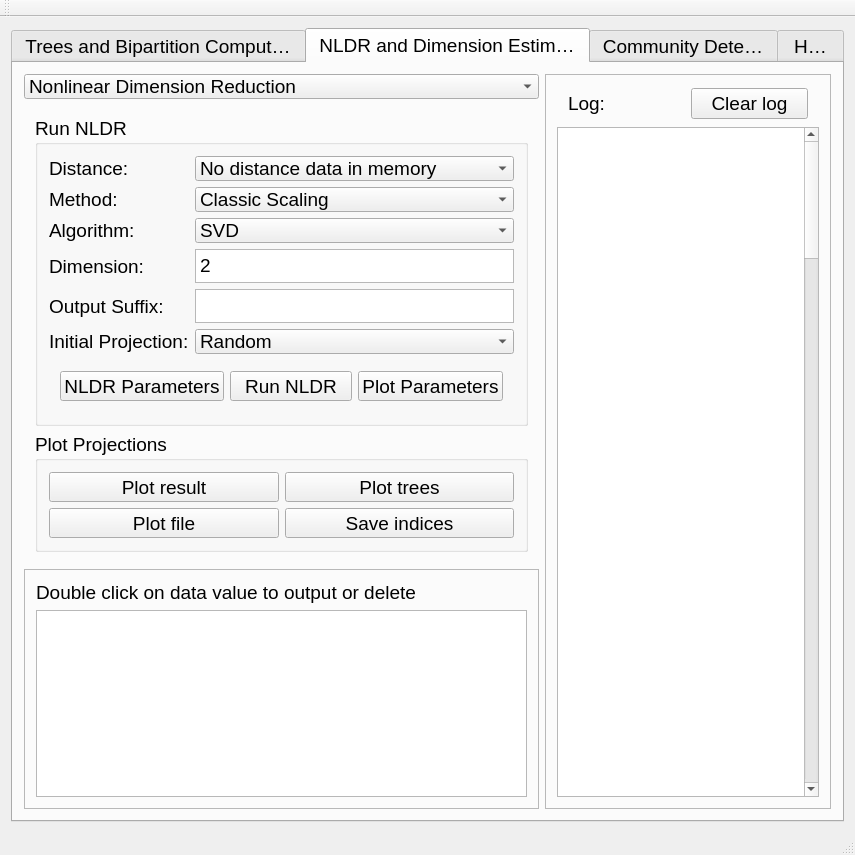
Above: treescaper.ui from TreeScaper/TreeScaper before the change. Below: the same form after it.
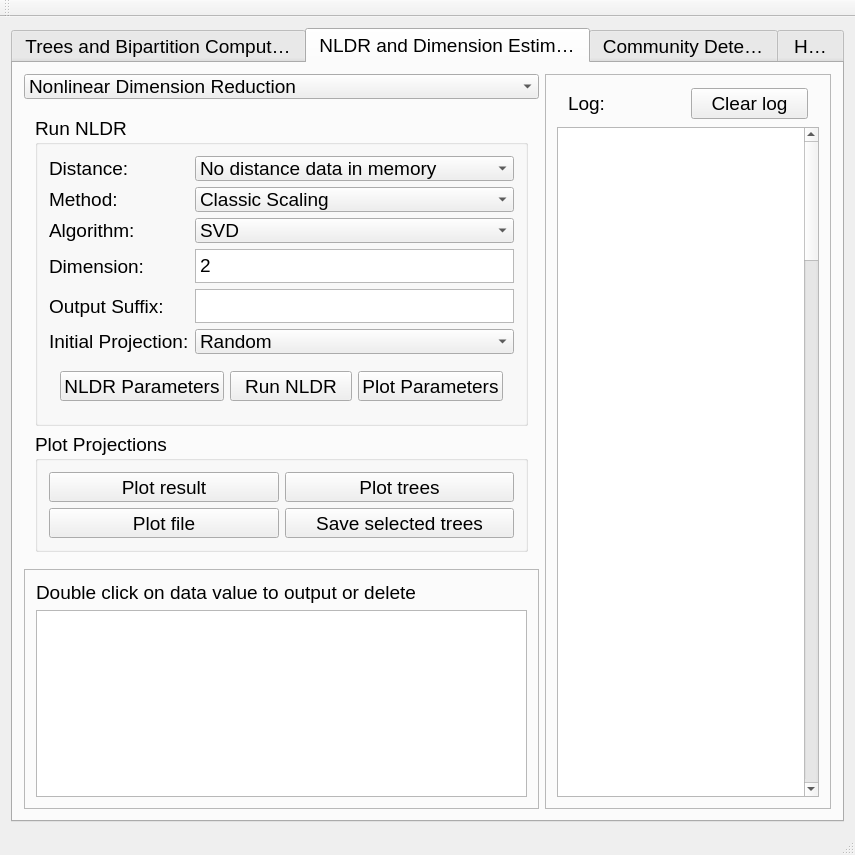
That is the form after the change. The open tabs and pages were chosen to show the change.

What changed in the file:
```diff
--- a/treescaper.ui
+++ b/treescaper.ui
@@ -3024,6 +3024,8 @@
 &lt;p style=&quot;-qt-paragraph-type:empty; margin-top:0px; margin-bottom:0px; margin-left:0px; margin-right:0px; -qt-block-indent:0; text-indent:0px;&quot;&gt;&lt;br /&gt;&lt;/p&gt;
 &lt;p style=&quot;-qt-paragraph-type:empty; margin-top:0px; margin-bottom:0px; margin-left:0px; margin-right:0px; -qt-block-indent:0; text-indent:0px;&quot;&gt;&lt;br /&gt;&lt;/p&gt;
 &lt;p style=&quot;-qt-paragraph-type:empty; margin-top:0px; margin-bottom:0px; margin-left:0px; margin-right:0px; -qt-block-indent:0; text-indent:0px;&quot;&gt;&lt;br /&gt;&lt;/p&gt;
+&lt;p style=&quot;-qt-paragraph-type:empty; margin-top:0px; margin-bottom:0px; margin-left:0px; margin-right:0px; -qt-block-indent:0; text-indent:0px;&quot;&gt;&lt;br /&gt;&lt;/p&gt;
+&lt;p style=&quot;-qt-paragraph-type:empty; margin-top:0px; margin-bottom:0px; margin-left:0px; margin-right:0px; -qt-block-indent:0; text-indent:0px;&quot;&gt;&lt;br /&gt;&lt;/p&gt;
 &lt;p style=&quot; margin-top:0px; margin-bottom:0px; margin-left:0px; margin-right:0px; -qt-block-indent:0; text-indent:0px;&quot;&gt;&lt;br /&gt;&lt;/p&gt;
 &lt;p style=&quot;-qt-paragraph-type:empty; margin-top:0px; margin-bottom:0px; margin-left:0px; margin-right:0px; -qt-block-indent:0; text-indent:0px;&quot;&gt;&lt;br /&gt;&lt;/p&gt;
 &lt;p style=&quot; margin-top:0px; margin-bottom:0px; margin-left:0px; margin-right:0px; -qt-block-indent:0; text-indent:0px;&quot;&gt;&lt;br /&gt;&lt;/p&gt;
@@ -3941,7 +3943,7 @@
                     </font>
                    </property>
                    <property name="text">
-                    <string>Save indices</string>
+                    <string>Save selected trees</string>
                    </property>
                   </widget>
                  </item>
```
Left out of the diff: 2 changed lines with no effect on the pictures.
